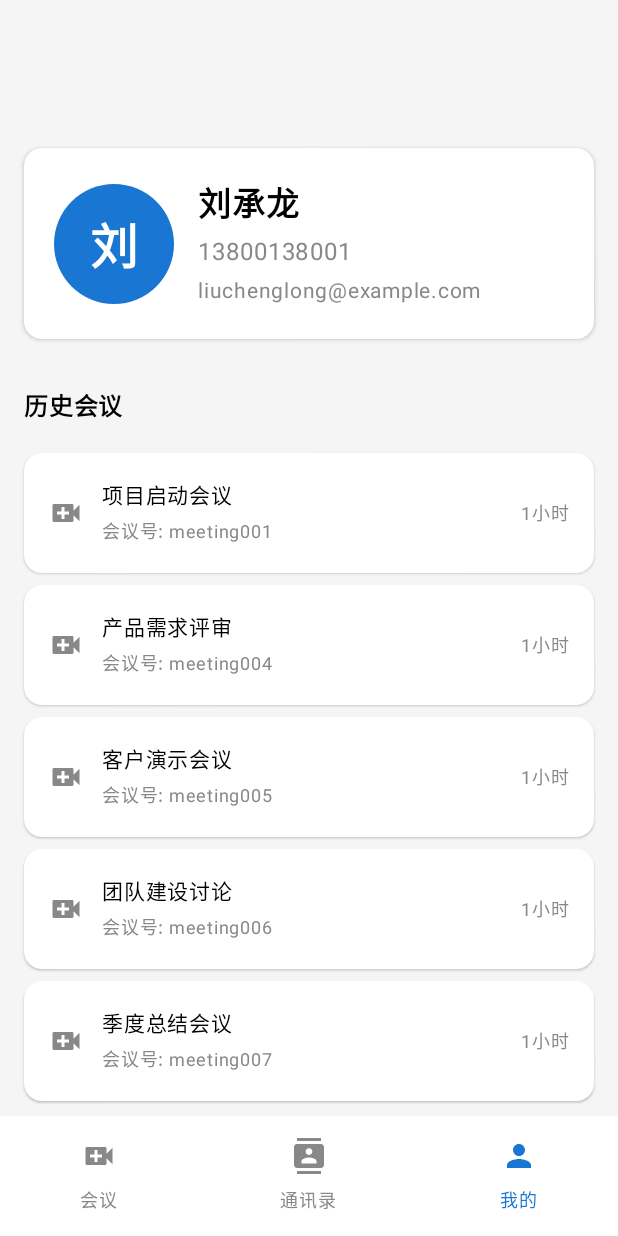
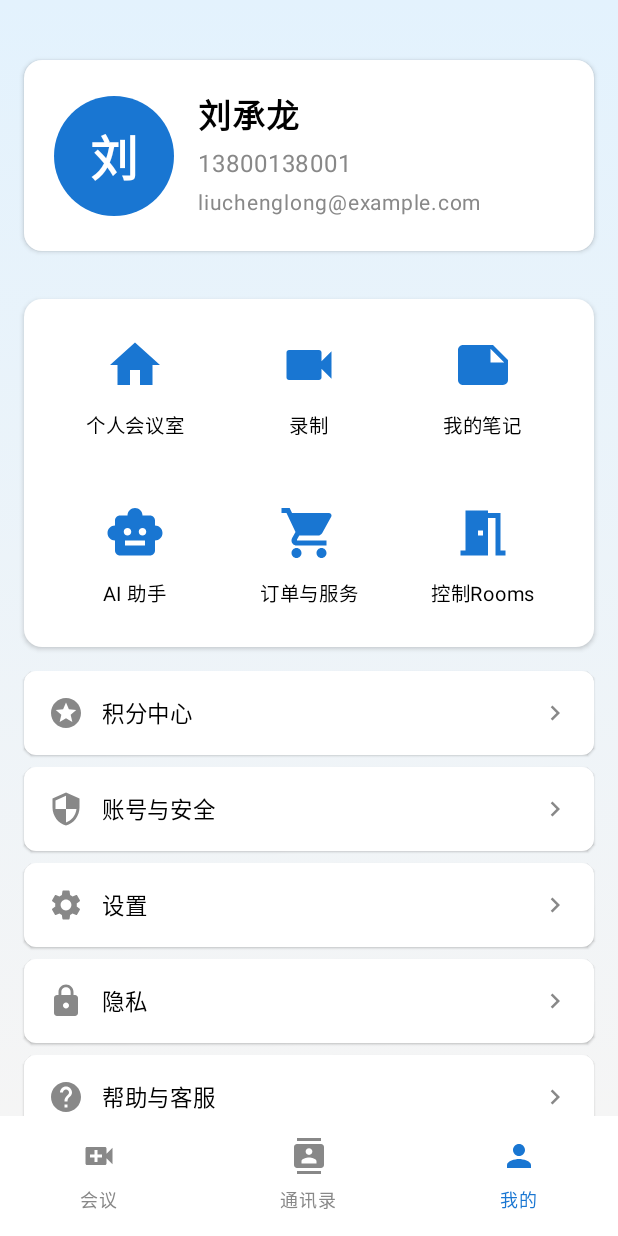
Before and after one commit to GuoDragon/Tencent-Meeting, an Android app built with Jetpack Compose: the screen it shows after launch (MainActivity), item 3 of the bottom bar chosen, on a phone screen of 412 x 824 dp. Run offline under Robolectric (Android 15) with nearby library versions, the phone set to English and light mode, and no system bars; our stand-ins replace accompanist.

Commit message:
MeTab页修改

```diff
--- a/app/build.gradle.kts
+++ b/app/build.gradle.kts
@@ -58,6 +58,9 @@ dependencies {
     // Material Icons Extended
     implementation("androidx.compose.material:material-icons-extended:1.5.15")
 
+    // Accompanist System UI Controller
+    implementation("com.google.accompanist:accompanist-systemuicontroller:0.32.0")
+
     testImplementation(libs.junit)
     androidTestImplementation(libs.androidx.junit)
     androidTestImplementation(libs.androidx.espresso.core)
--- a/app/src/main/java/com/example/tencentmeeting/MainActivity.kt
+++ b/app/src/main/java/com/example/tencentmeeting/MainActivity.kt
@@ -17,6 +17,7 @@ import androidx.compose.ui.text.font.FontWeight
 import androidx.compose.ui.tooling.preview.Preview
 import androidx.compose.ui.unit.dp
 import androidx.compose.ui.unit.sp
+import com.google.accompanist.systemuicontroller.rememberSystemUiController
 import com.example.tencentmeeting.ui.theme.TencentMeetingTheme
 import com.example.tencentmeeting.view.HomePage
 import com.example.tencentmeeting.view.MePage
@@ -49,6 +50,15 @@ class MainActivity : ComponentActivity() {
 @OptIn(ExperimentalMaterial3Api::class)
 @Composable
 fun MainScreen() {
+    // 配置系统状态栏颜色
+    val systemUiController = rememberSystemUiController()
+    SideEffect {
+        systemUiController.setStatusBarColor(
+            color = Color(0xFFE3F2FD),
+            darkIcons = true
+        )
+    }
+
     var selectedTab by remember { mutableStateOf(0) }
     var showScheduledMeetingPage by remember { mutableStateOf(false) }
     var showAddFriendsPage by remember { mutableStateOf(false) }
--- a/app/src/main/java/com/example/tencentmeeting/view/HomePage.kt
+++ b/app/src/main/java/com/example/tencentmeeting/view/HomePage.kt
@@ -14,6 +14,7 @@ import androidx.compose.runtime.*
 import androidx.compose.ui.Alignment
 import androidx.compose.ui.Modifier
 import androidx.compose.ui.draw.clip
+import androidx.compose.ui.graphics.Brush
 import androidx.compose.ui.graphics.Color
 import androidx.compose.ui.graphics.vector.ImageVector
 import androidx.compose.ui.platform.LocalConfiguration
@@ -111,7 +112,14 @@ fun HomePage(
     Column(
         modifier = Modifier
             .fillMaxSize()
-            .background(Color(0xFFF5F5F5))
+            .background(
+                brush = Brush.verticalGradient(
+                    colors = listOf(
+                        Color(0xFFE3F2FD),
+                        Color(0xFFF5F5F5)
+                    )
+                )
+            )
     ) {
         // 顶部间距，让个人信息区域往下移动一点
         Spacer(modifier = Modifier.height(24.dp))
--- a/app/src/main/java/com/example/tencentmeeting/view/MePage.kt
+++ b/app/src/main/java/com/example/tencentmeeting/view/MePage.kt
@@ -3,8 +3,6 @@ package com.example.tencentmeeting.view
 import androidx.compose.foundation.background
 import androidx.compose.foundation.clickable
 import androidx.compose.foundation.layout.*
-import androidx.compose.foundation.lazy.LazyColumn
-import androidx.compose.foundation.lazy.items
 import androidx.compose.foundation.rememberScrollState
 import androidx.compose.foundation.verticalScroll
 import androidx.compose.foundation.shape.CircleShape
@@ -16,11 +14,10 @@ import androidx.compose.runtime.*
 import androidx.compose.ui.Alignment
 import androidx.compose.ui.Modifier
 import androidx.compose.ui.draw.clip
+import androidx.compose.ui.graphics.Brush
 import androidx.compose.ui.graphics.Color
-import androidx.compose.ui.platform.LocalConfiguration
 import androidx.compose.ui.platform.LocalContext
 import androidx.compose.ui.text.font.FontWeight
-import androidx.compose.ui.text.style.TextOverflow
 import androidx.compose.ui.unit.dp
 import androidx.compose.ui.unit.sp
 import com.example.tencentmeeting.contract.MeContract
@@ -34,18 +31,11 @@ fun MePage(
     onMeetingClick: (String) -> Unit = {}
 ) {
     val context = LocalContext.current
-    val configuration = LocalConfiguration.current
-    val screenHeight = configuration.screenHeightDp.dp
-    val topSpacing = screenHeight * 0.1f // 页面高度的十分之一
 
     val dataRepository = DataRepository.getInstance(context)
     val presenter = remember { MePresenter(dataRepository) }
 
     var currentUser by remember { mutableStateOf<User?>(null) }
-    var historyMeetings by remember { mutableStateOf<List<Meeting>>(emptyList()) }
-    var isLoading by remember { mutableStateOf(false) }
-    var showEmptyState by remember { mutableStateOf(false) }
-    var errorMessage by remember { mutableStateOf<String?>(null) }
 
     val view = remember {
         object : MeContract.View {
@@ -54,25 +44,23 @@ fun MePage(
             }
 
             override fun showHistoryMeetings(meetings: List<Meeting>) {
-                historyMeetings = meetings
-                showEmptyState = false
+                // 不再使用
             }
 
             override fun showEmptyHistory() {
-                historyMeetings = emptyList()
-                showEmptyState = true
+                // 不再使用
             }
 
             override fun showLoading() {
-                isLoading = true
+                // 不再使用
             }
 
             override fun hideLoading() {
-                isLoading = false
+                // 不再使用
             }
 
             override fun showError(message: String) {
-                errorMessage = message
+                // 不再使用
             }
         }
     }
@@ -80,7 +68,6 @@ fun MePage(
     LaunchedEffect(Unit) {
         presenter.attachView(view)
         presenter.loadUserInfo()
-        presenter.loadHistoryMeetings()
     }
 
     DisposableEffect(Unit) {
@@ -92,29 +79,38 @@ fun MePage(
     Column(
         modifier = Modifier
             .fillMaxSize()
-            .background(Color(0xFFF5F5F5))
+            .background(
+                brush = Brush.verticalGradient(
+                    colors = listOf(
+                        Color(0xFFE3F2FD),
+                        Color(0xFFF5F5F5)
+                    )
+                )
+            )
             .verticalScroll(rememberScrollState())
     ) {
-        // 向下移动页面十分之一的空间
-        Spacer(modifier = Modifier.height(topSpacing))
+        // 顶部间距，与HomePage保持一致
+        Spacer(modifier = Modifier.height(24.dp))
 
         // 用户信息卡片
         UserInfoCard(user = currentUser)
 
-        // 历史会议列表
-        HistoryMeetingsSection(
-            meetings = historyMeetings,
-            showEmptyState = showEmptyState,
-            isLoading = isLoading,
-            onMeetingClick = onMeetingClick
-        )
+        Spacer(modifier = Modifier.height(16.dp))
 
-        // 错误提示
-        errorMessage?.let { message ->
-            LaunchedEffect(message) {
-                errorMessage = null
-            }
-        }
+        // 功能网格区域
+        FeatureGridSection(onRecordingClick = { onMeetingClick("") })
+
+        Spacer(modifier = Modifier.height(16.dp))
+
+        // 设置列表区域
+        SettingsListSection()
+
+        Spacer(modifier = Modifier.height(24.dp))
+
+        // 退出登录按钮
+        LogoutButton()
+
+        Spacer(modifier = Modifier.height(32.dp))
     }
 }
 
@@ -184,111 +180,173 @@ private fun UserInfoCard(user: User?) {
 }
 
 @Composable
-private fun HistoryMeetingsSection(
-    meetings: List<Meeting>,
-    showEmptyState: Boolean,
-    isLoading: Boolean,
-    onMeetingClick: (String) -> Unit
+private fun FeatureGridSection(onRecordingClick: () -> Unit) {
+    Card(
+        modifier = Modifier
+            .fillMaxWidth()
+            .padding(horizontal = 16.dp),
+        colors = CardDefaults.cardColors(containerColor = Color.White),
+        elevation = CardDefaults.cardElevation(defaultElevation = 2.dp),
+        shape = RoundedCornerShape(12.dp)
     ) {
         Column(
             modifier = Modifier
                 .fillMaxWidth()
                 .padding(16.dp)
         ) {
+            // 第一行：个人会议室、录制、我的笔记
             Row(
                 modifier = Modifier.fillMaxWidth(),
+                horizontalArrangement = Arrangement.SpaceAround,
                 verticalAlignment = Alignment.CenterVertically
             ) {
-            Text(
-                text = "历史会议",
-                fontSize = 16.sp,
-                fontWeight = FontWeight.Bold,
-                color = Color.Black
+                FeatureGridItem(
+                    icon = Icons.Default.Home,
+                    label = "个人会议室",
+                    onClick = { /* 只显示，不需要功能 */ },
+                    modifier = Modifier.weight(1f)
+                )
+                FeatureGridItem(
+                    icon = Icons.Default.Videocam,
+                    label = "录制",
+                    onClick = onRecordingClick,
+                    modifier = Modifier.weight(1f)
+                )
+                FeatureGridItem(
+                    icon = Icons.Default.Note,
+                    label = "我的笔记",
+                    onClick = { /* 只显示，不需要功能 */ },
+                    modifier = Modifier.weight(1f)
                 )
             }
 
-        Spacer(modifier = Modifier.height(16.dp))
+            Spacer(modifier = Modifier.height(24.dp))
 
-        when {
-            isLoading -> {
-                Box(
-                    modifier = Modifier
-                        .fillMaxWidth()
-                        .height(200.dp),
-                    contentAlignment = Alignment.Center
+            // 第二行：AI 助手、订单与服务、控制Rooms
+            Row(
+                modifier = Modifier.fillMaxWidth(),
+                horizontalArrangement = Arrangement.SpaceAround,
+                verticalAlignment = Alignment.CenterVertically
             ) {
-                    CircularProgressIndicator(color = Color(0xFF1976D2))
-                }
-            }
-            showEmptyState -> {
-                EmptyHistoryState()
-            }
-            else -> {
-                Column {
-                    meetings.forEach { meeting ->
-                        HistoryMeetingItem(
-                            meeting = meeting,
-                            onClick = { onMeetingClick(meeting.meetingId) }
+                FeatureGridItem(
+                    icon = Icons.Default.SmartToy,
+                    label = "AI 助手",
+                    onClick = { /* 只显示，不需要功能 */ },
+                    modifier = Modifier.weight(1f)
                 )
-                    }
-                }
+                FeatureGridItem(
+                    icon = Icons.Default.ShoppingCart,
+                    label = "订单与服务",
+                    onClick = { /* 只显示，不需要功能 */ },
+                    modifier = Modifier.weight(1f)
+                )
+                FeatureGridItem(
+                    icon = Icons.Default.MeetingRoom,
+                    label = "控制Rooms",
+                    onClick = { /* 只显示，不需要功能 */ },
+                    modifier = Modifier.weight(1f)
+                )
             }
         }
     }
 }
 
 @Composable
-private fun EmptyHistoryState() {
+private fun FeatureGridItem(
+    icon: androidx.compose.ui.graphics.vector.ImageVector,
+    label: String,
+    onClick: () -> Unit,
+    modifier: Modifier = Modifier
+) {
     Column(
-        modifier = Modifier
-            .fillMaxWidth()
-            .height(200.dp),
-        horizontalAlignment = Alignment.CenterHorizontally,
-        verticalArrangement = Arrangement.Center
+        modifier = modifier
+            .clickable(onClick = onClick)
+            .padding(vertical = 8.dp),
+        horizontalAlignment = Alignment.CenterHorizontally
     ) {
         Icon(
-            imageVector = Icons.Default.History,
-            contentDescription = "暂无历史会议",
-            tint = Color.Gray,
-            modifier = Modifier.size(80.dp)
+            imageVector = icon,
+            contentDescription = label,
+            tint = Color(0xFF1976D2),
+            modifier = Modifier.size(40.dp)
         )
-        Spacer(modifier = Modifier.height(16.dp))
+        Spacer(modifier = Modifier.height(8.dp))
         Text(
-            text = "暂无历史会议",
-            fontSize = 16.sp,
-            color = Color.Gray
+            text = label,
+            fontSize = 13.sp,
+            color = Color.Black
         )
     }
 }
 
 @Composable
-private fun HistoryMeetingItem(
-    meeting: Meeting,
+private fun SettingsListSection() {
+    Column(
+        modifier = Modifier
+            .fillMaxWidth()
+            .padding(horizontal = 16.dp)
+    ) {
+        SettingsListItem(
+            icon = Icons.Default.Stars,
+            text = "积分中心",
+            onClick = { /* 只显示，不需要功能 */ }
+        )
+
+        Spacer(modifier = Modifier.height(8.dp))
+
+        SettingsListItem(
+            icon = Icons.Default.Security,
+            text = "账号与安全",
+            onClick = { /* 只显示，不需要功能 */ }
+        )
+
+        Spacer(modifier = Modifier.height(8.dp))
+
+        SettingsListItem(
+            icon = Icons.Default.Settings,
+            text = "设置",
+            onClick = { /* 只显示，不需要功能 */ }
+        )
+
+        Spacer(modifier = Modifier.height(8.dp))
+
+        SettingsListItem(
+            icon = Icons.Default.Lock,
+            text = "隐私",
+            onClick = { /* 只显示，不需要功能 */ }
+        )
+
+        Spacer(modifier = Modifier.height(8.dp))
+
+        SettingsListItem(
+            icon = Icons.Default.Help,
+            text = "帮助与客服",
+            onClick = { /* 只显示，不需要功能 */ }
+        )
+
+        Spacer(modifier = Modifier.height(8.dp))
+
+        SettingsListItem(
+            icon = Icons.Default.Info,
+            text = "关于我们",
+            onClick = { /* 只显示，不需要功能 */ }
+        )
+    }
+}
+
+@Composable
+private fun SettingsListItem(
+    icon: androidx.compose.ui.graphics.vector.ImageVector,
+    text: String,
     onClick: () -> Unit
 ) {
-    // 计算会议时长
-    val duration = if (meeting.endTime != null) {
-        val durationMillis = meeting.endTime - meeting.startTime
-        val hours = durationMillis / (1000 * 60 * 60)
-        val minutes = (durationMillis % (1000 * 60 * 60)) / (1000 * 60)
-
-        when {
-            hours > 0 && minutes > 0 -> "${hours}小时${minutes}分钟"
-            hours > 0 -> "${hours}小时"
-            minutes > 0 -> "${minutes}分钟"
-            else -> "少于1分钟"
-        }
-    } else {
-        "未知时长"
-    }
-
     Card(
         modifier = Modifier
             .fillMaxWidth()
-            .padding(vertical = 4.dp)
-            .clickable { onClick() },
+            .clickable(onClick = onClick),
         colors = CardDefaults.cardColors(containerColor = Color.White),
-        elevation = CardDefaults.cardElevation(defaultElevation = 1.dp)
+        elevation = CardDefaults.cardElevation(defaultElevation = 1.dp),
+        shape = RoundedCornerShape(8.dp)
     ) {
         Row(
             modifier = Modifier
@@ -297,37 +355,45 @@ private fun HistoryMeetingItem(
             verticalAlignment = Alignment.CenterVertically
         ) {
             Icon(
-                imageVector = Icons.Default.VideoCall,
-                contentDescription = "历史会议",
+                imageVector = icon,
+                contentDescription = text,
                 tint = Color.Gray,
                 modifier = Modifier.size(24.dp)
             )
 
             Spacer(modifier = Modifier.width(12.dp))
 
-            Column(
+            Text(
+                text = text,
+                fontSize = 15.sp,
+                color = Color.Black,
                 modifier = Modifier.weight(1f)
-            ) {
-                Text(
-                    text = meeting.topic,
-                    fontSize = 14.sp,
-                    fontWeight = FontWeight.Medium,
-                    color = Color.Black,
-                    maxLines = 1,
-                    overflow = TextOverflow.Ellipsis
             )
-                Text(
-                    text = "会议号: ${meeting.meetingId}",
-                    fontSize = 12.sp,
-                    color = Color.Gray
-                )
-            }
 
-            Text(
-                text = duration,
-                fontSize = 12.sp,
-                color = Color.Gray
+            Icon(
+                imageVector = Icons.Default.ChevronRight,
+                contentDescription = "进入",
+                tint = Color.Gray,
+                modifier = Modifier.size(20.dp)
             )
         }
     }
 }
+
+@Composable
+private fun LogoutButton() {
+    Box(
+        modifier = Modifier
+            .fillMaxWidth()
+            .padding(horizontal = 16.dp)
+            .clickable { /* 只显示，不需要功能 */ },
+        contentAlignment = Alignment.Center
+    ) {
+        Text(
+            text = "退出登录",
+            fontSize = 16.sp,
+            fontWeight = FontWeight.Medium,
+            color = Color(0xFFE53935)
+        )
+    }
+}
```
Also changed, not shown: app/src/main/java/com/example/tencentmeeting/view/AddFriendsPage.kt (+10 -2 lines), app/src/main/java/com/example/tencentmeeting/view/ContactPage.kt (+10 -2 lines), app/src/main/java/com/example/tencentmeeting/view/HistoryMeetingsPage.kt (+10 -2 lines), app/src/main/java/com/example/tencentmeeting/view/JoinMeetingPage.kt (+10 -2 lines), app/src/main/java/com/example/tencentmeeting/view/MeetingChatPage.kt (+10 -2 lines), app/src/main/java/com/example/tencentmeeting/view/QuickMeetingPage.kt (+10 -2 lines), app/src/main/java/com/example/tencentmeeting/view/ScheduledMeetingDetailsPage.kt (+9 -1 lines), app/src/main/java/com/example/tencentmeeting/view/ScheduledMeetingPage.kt (+10 -2 lines), 3 other files. Lines whose indentation alone changed are shown as unchanged.
